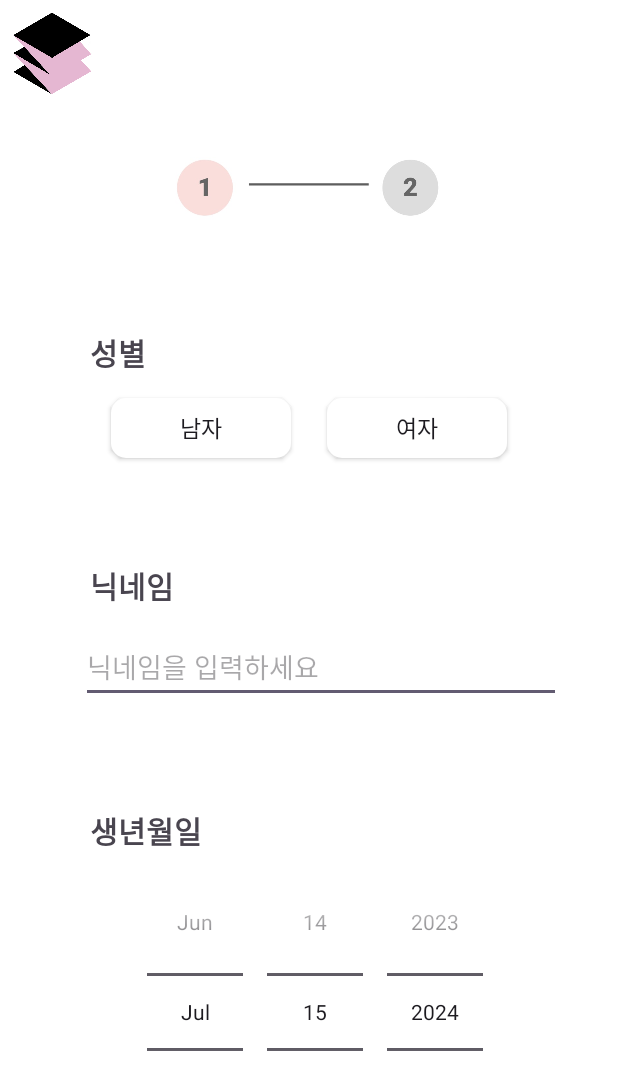
After one commit to KSEB-SmartCar-B/dororok-FE, an Android app: the JoinActivity screen opened directly, with no data from a screen before it, on a phone screen of 412 x 824 dp. The commit adds this screen. Shown: the top 1090 px of the screen. Run offline under Robolectric (Android 15) with nearby library versions, the light colour scheme and no system bars.

Commit message:
feat/join

```diff
--- /dev/null
+++ b/app/src/main/java/com/kseb/smart_car/presentation/join/JoinActivity.kt
@@ -0,0 +1,40 @@
+package com.kseb.smart_car.presentation.join
+
+import android.content.Intent
+import android.os.Bundle
+import android.util.Log
+import androidx.appcompat.app.AppCompatActivity
+import androidx.fragment.app.Fragment
+import androidx.lifecycle.lifecycleScope
+import com.kseb.smart_car.R
+import com.kseb.smart_car.databinding.ActivityJoinBinding
+import com.kseb.smart_car.presentation.main.MainActivity
+import kotlinx.coroutines.launch
+
+class JoinActivity: AppCompatActivity() {
+    private lateinit var binding: ActivityJoinBinding
+
+    override fun onCreate(savedInstanceState: Bundle?) {
+        super.onCreate(savedInstanceState)
+
+        binding = ActivityJoinBinding.inflate(layoutInflater)
+        setContentView(binding.root)
+
+        replaceFragment(JoinFragment())
+    }
+
+    private fun replaceFragment(fragment: Fragment) {
+        supportFragmentManager.beginTransaction()
+            .replace(R.id.fcv_join, fragment)
+            .commit() }
+
+//    private fun clickButton() {
+//        binding.btnJoin.setOnClickListener {
+//            if(true){
+//                val intent = Intent(this, MainActivity::class.java)
+//                startActivity(intent)
+//                finish()
+//            }
+//        }
+//    }
+}
--- /dev/null
+++ b/app/src/main/java/com/kseb/smart_car/presentation/join/JoinFragment.kt
@@ -0,0 +1,81 @@
+package com.kseb.smart_car.presentation.join
+
+import android.icu.util.Calendar
+import android.os.Bundle
+import android.view.LayoutInflater
+import android.view.View
+import android.view.ViewGroup
+import androidx.fragment.app.Fragment
+import com.kseb.smart_car.databinding.FragmentJoinBinding
+
+class JoinFragment: Fragment() {
+    private var _binding: FragmentJoinBinding? = null
+    private val binding: FragmentJoinBinding
+        get() = requireNotNull(_binding) { "null" }
+
+    override fun onCreateView(
+        inflater: LayoutInflater,
+        container: ViewGroup?,
+        savedInstanceState: Bundle?
+    ): View {
+        _binding = FragmentJoinBinding.inflate(inflater, container, false)
+        return binding.root
+    }
+
+    override fun onViewCreated(view: View, savedInstanceState: Bundle?) {
+        super.onViewCreated(view, savedInstanceState)
+
+        genderButton()
+        setDate()
+    }
+
+    override fun onDestroyView() {
+        super.onDestroyView()
+        _binding = null
+    }
+
+    //성별 버튼 선택했을 때 색칠되는 함수
+    private fun genderButton() {
+        val btnMale = binding.btnMale
+        val btnFemale = binding.btnFemale
+
+        btnMale.isSelected = false
+        btnFemale.isSelected = false
+
+        // 버튼 클릭 이벤트 설정
+        btnMale.setOnClickListener {
+            btnMale.isSelected = true
+            btnFemale.isSelected = false
+        }
+
+        btnFemale.setOnClickListener {
+            btnFemale.isSelected = true
+            btnMale.isSelected = false
+        }
+    }
+
+    //생년월일 선택할 때 날짜범위 및 시작날짜 설정하는 함수
+    private fun setDate() {
+        val datePicker = binding.dpSpinner
+        val calendar = Calendar.getInstance()
+
+        var today_year = calendar.get(Calendar.YEAR)
+        var today_month = calendar.get(Calendar.MONTH)
+        var today_day = calendar.get(Calendar.DAY_OF_MONTH)
+
+        // 시작 날짜 (오늘 날짜)
+        datePicker.init(
+            today_year,
+            today_month,
+            today_day
+        ) { _, _, _, _ ->}
+
+        // 최소 날짜
+        calendar.set(1950, Calendar.JANUARY, 1)
+        datePicker.minDate = calendar.timeInMillis
+
+        // 최대 날짜
+        calendar.set(today_year, today_month, today_day)
+        datePicker.maxDate = calendar.timeInMillis
+    }
+}
--- a/app/src/main/java/com/kseb/smart_car/presentation/login/LoginActivity.kt
+++ b/app/src/main/java/com/kseb/smart_car/presentation/login/LoginActivity.kt
@@ -13,6 +13,7 @@ import com.kseb.smart_car.extension.AccessState
 import com.kseb.smart_car.presentation.AllViewModel
 import com.kseb.smart_car.presentation.KakaoAuthViewModel
 import com.kseb.smart_car.presentation.KakaoAuthViewModelFactory
+import com.kseb.smart_car.presentation.join.JoinActivity
 import com.kseb.smart_car.presentation.main.MainActivity
 import dagger.hilt.android.AndroidEntryPoint
 import kotlinx.coroutines.flow.collect
@@ -51,7 +52,7 @@ class LoginActivity : AppCompatActivity() {
             kakaoAuthViewModel.isLoggedIn.collect{
                 when(it){
                     true -> {
-                        val intent=Intent(this@LoginActivity, MainActivity::class.java)
+                        val intent=Intent(this@LoginActivity, JoinActivity::class.java)
                         startActivity(intent)
                         finish()
                     }
--- /dev/null
+++ b/app/src/main/res/drawable/join_button_background.xml
@@ -0,0 +1,6 @@
+<?xml version="1.0" encoding="utf-8"?>
+<shape xmlns:android="http://schemas.android.com/apk/res/android"
+    android:shape="rectangle">
+    <corners android:radius="10dp" />
+    <solid android:color="@color/join_pink" />
+</shape>
--- /dev/null
+++ b/app/src/main/res/drawable/join_gender_background.xml
@@ -0,0 +1,11 @@
+<?xml version="1.0" encoding="utf-8"?>
+<selector xmlns:android="http://schemas.android.com/apk/res/android">
+    <item android:state_enabled="true" android:state_pressed="false">
+        <shape android:shape="rectangle">
+            <corners android:radius="10dp" />
+            <solid android:color="@color/white" />
+        </shape>
+    </item>
+    <item android:state_pressed="true" android:drawable="@color/join_pink" />
+    <item android:state_selected="true" android:drawable="@color/join_pink" />
+</selector>
--- /dev/null
+++ b/app/src/main/res/layout/activity_join.xml
@@ -0,0 +1,17 @@
+<?xml version="1.0" encoding="utf-8"?>
+<androidx.constraintlayout.widget.ConstraintLayout xmlns:android="http://schemas.android.com/apk/res/android"
+    xmlns:app="http://schemas.android.com/apk/res-auto"
+    xmlns:tools="http://schemas.android.com/tools"
+    android:layout_width="match_parent"
+    android:layout_height="match_parent" >
+
+    <androidx.fragment.app.FragmentContainerView
+        android:id="@+id/fcv_join"
+        android:layout_width="0dp"
+        android:layout_height="0dp"
+        app:layout_constraintTop_toTopOf="parent"
+        app:layout_constraintStart_toStartOf="parent"
+        app:layout_constraintEnd_toEndOf="parent"
+        app:layout_constraintBottom_toBottomOf="parent" />
+
+</androidx.constraintlayout.widget.ConstraintLayout>
--- a/app/src/main/res/layout/activity_login.xml
+++ b/app/src/main/res/layout/activity_login.xml
@@ -35,6 +35,6 @@
         android:layout_marginTop="30dp"
         app:layout_constraintTop_toBottomOf="@id/iv_dororok_name"
         app:layout_constraintStart_toStartOf="parent"
-        app:layout_constraintEnd_toEndOf="parent"/>-->
+        app:layout_constraintEnd_toEndOf="parent"/>
 
 </androidx.constraintlayout.widget.ConstraintLayout>
--- /dev/null
+++ b/app/src/main/res/layout/fragment_join.xml
@@ -0,0 +1,151 @@
+<?xml version="1.0" encoding="utf-8"?>
+<androidx.core.widget.NestedScrollView xmlns:android="http://schemas.android.com/apk/res/android"
+    xmlns:app="http://schemas.android.com/apk/res-auto"
+    android:layout_width="match_parent"
+    android:layout_height="match_parent"
+    android:background="@color/white">
+
+    <androidx.constraintlayout.widget.ConstraintLayout
+        android:layout_width="match_parent"
+        android:layout_height="match_parent">
+
+        <ImageView
+            android:id="@+id/iv_dororok_logo"
+            android:layout_width="70dp"
+            android:layout_height="70dp"
+            app:layout_constraintStart_toStartOf="parent"
+            app:layout_constraintTop_toTopOf="parent"
+            app:srcCompat="@drawable/dororok_logo2" />
+
+        <ImageView
+            android:id="@+id/iv_sequence_bar"
+            android:layout_width="200dp"
+            android:layout_height="200dp"
+            android:layout_marginTop="25dp"
+            app:layout_constraintEnd_toEndOf="parent"
+            app:layout_constraintStart_toStartOf="parent"
+            app:layout_constraintTop_toTopOf="parent"
+            app:srcCompat="@drawable/join1" />
+
+        <TextView
+            android:id="@+id/tv_gender"
+            android:layout_width="wrap_content"
+            android:layout_height="wrap_content"
+            android:layout_marginStart="60dp"
+            android:layout_marginTop="220dp"
+            android:text="성별"
+            android:textSize="20sp"
+            android:textStyle="bold"
+            app:layout_constraintStart_toStartOf="parent"
+            app:layout_constraintTop_toTopOf="parent" />
+
+        <androidx.appcompat.widget.AppCompatButton
+            android:id="@+id/btn_male"
+            android:layout_width="120dp"
+            android:layout_height="40dp"
+            android:layout_marginStart="30dp"
+            android:layout_marginTop="15dp"
+            android:layout_marginEnd="-10dp"
+            android:text="남자"
+            android:textSize="15sp"
+            android:background="@drawable/join_gender_background"
+            app:layout_constraintEnd_toStartOf="@id/btn_female"
+            app:layout_constraintStart_toStartOf="parent"
+            app:layout_constraintTop_toBottomOf="@+id/tv_gender" />
+
+        <androidx.appcompat.widget.AppCompatButton
+            android:id="@+id/btn_female"
+            android:layout_width="120dp"
+            android:layout_height="40dp"
+            android:layout_marginStart="-10dp"
+            android:layout_marginEnd="30dp"
+            android:text="여자"
+            android:textSize="15sp"
+            android:background="@drawable/join_gender_background"
+            app:layout_constraintEnd_toEndOf="parent"
+            app:layout_constraintStart_toEndOf="@+id/btn_male"
+            app:layout_constraintTop_toTopOf="@+id/btn_male" />
+
+        <TextView
+            android:id="@+id/tv_nick"
+            android:layout_width="wrap_content"
+            android:layout_height="wrap_content"
+            android:layout_marginTop="70dp"
+            android:text="닉네임"
+            android:textSize="20sp"
+            android:textStyle="bold"
+            app:layout_constraintStart_toStartOf="@+id/tv_gender"
+            app:layout_constraintTop_toBottomOf="@+id/btn_male" />
+
+        <EditText
+            android:id="@+id/et_nick"
+            android:layout_width="wrap_content"
+            android:layout_height="wrap_content"
+            android:layout_marginStart="15dp"
+            android:layout_marginTop="15dp"
+            android:ems="15"
+            android:hint="닉네임을 입력하세요"
+            android:inputType="text"
+            app:layout_constraintEnd_toEndOf="parent"
+            app:layout_constraintStart_toStartOf="parent"
+            app:layout_constraintTop_toBottomOf="@+id/tv_nick" />
+
+        <TextView
+            android:id="@+id/tv_birth"
+            android:layout_width="wrap_content"
+            android:layout_height="wrap_content"
+            android:layout_marginTop="70dp"
+            android:text="생년월일"
+            android:textSize="20sp"
+            android:textStyle="bold"
+            app:layout_constraintStart_toStartOf="@+id/tv_nick"
+            app:layout_constraintTop_toBottomOf="@+id/et_nick" />
+
+        <DatePicker
+            android:id="@+id/dpSpinner"
+            android:layout_width="wrap_content"
+            android:layout_height="wrap_content"
+            android:calendarViewShown="false"
+            android:datePickerMode="spinner"
+            app:layout_constraintEnd_toEndOf="@+id/et_nick"
+            app:layout_constraintStart_toStartOf="@+id/et_nick"
+            app:layout_constraintTop_toBottomOf="@+id/tv_birth" />
+
+        <TextView
+            android:id="@+id/tv_personal"
+            android:layout_width="wrap_content"
+            android:layout_height="wrap_content"
+            android:layout_marginTop="40dp"
+            android:text="개인정보수집동의"
+            android:textSize="20sp"
+            android:textStyle="bold"
+            app:layout_constraintStart_toStartOf="@+id/tv_birth"
+            app:layout_constraintTop_toBottomOf="@+id/dpSpinner" />
+
+        <TextView
+            android:id="@+id/tv_position"
+            android:layout_width="wrap_content"
+            android:layout_height="wrap_content"
+            android:text="위치정보수집동의"
+            android:textSize="20sp"
+            android:textStyle="bold"
+            app:layout_constraintStart_toStartOf="@+id/tv_personal"
+            app:layout_constraintTop_toBottomOf="@+id/tv_personal" />
+
+        <androidx.appcompat.widget.AppCompatButton
+            android:id="@+id/btn_join"
+            android:layout_width="wrap_content"
+            android:layout_height="wrap_content"
+            android:layout_marginTop="70dp"
+            android:layout_marginEnd="60dp"
+            android:layout_marginBottom="50dp"
+            android:background="@drawable/join_button_background"
+            android:text="다음"
+            android:textSize="15sp"
+            app:layout_constraintBottom_toBottomOf="parent"
+            app:layout_constraintEnd_toEndOf="parent"
+            app:layout_constraintTop_toBottomOf="@+id/tv_position" />
+
+    </androidx.constraintlayout.widget.ConstraintLayout>
+
+</androidx.core.widget.NestedScrollView>
--- a/app/src/main/res/values/colors.xml
+++ b/app/src/main/res/values/colors.xml
@@ -2,4 +2,6 @@
 <resources>
     <color name="black">#FF000000</color>
     <color name="white">#FFFFFFFF</color>
+
+    <color name="join_pink">#FFF9DEDC</color>
 </resources>
```
Also changed, not shown: app/src/main/AndroidManifest.xml (+9 -4 lines), app/src/main/res/drawable/join2_button_background.xml (added, +9 -0 lines), app/src/main/res/layout/fragment_join2.xml (added, +85 -0 lines), app/src/main/res/drawable/join1.jpg (added), app/src/main/res/drawable/join2.jpg (added).
